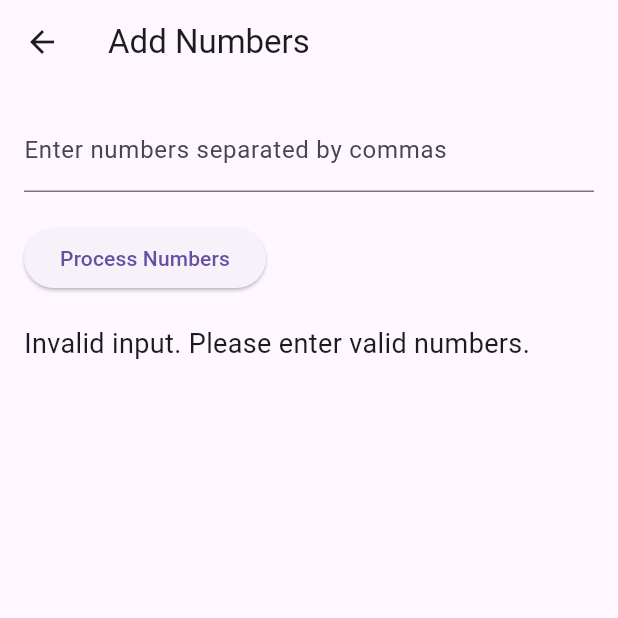
After one commit to edilsonribeirojr/fpfchallenge, a Flutter app: the AddNumberScreen screen opened directly, after a tap on "Process Numbers", on a phone screen of 412 x 824 dp, the top half of it. The commit adds this screen. Run offline on Flutter 3.47's test engine with Material 3 defaults, Android fonts, the phone set to English and light mode, and no system bars; our stand-ins replace shared_preferences; accounts and stored records are empty.

Commit message:
Implementação das partes 2 e 3

```diff
--- /dev/null
+++ b/lib/screens/add_number_screen.dart
@@ -0,0 +1,68 @@
+import 'package:flutter/material.dart';
+import 'package:fpf_project/utils/list_function.dart'; // Importa a função analyzeList
+
+class AddNumberScreen extends StatefulWidget {
+  const AddNumberScreen({super.key});
+
+  @override
+  AddNumberScreenState createState() => AddNumberScreenState(); // Alterado aqui
+}
+
+class AddNumberScreenState extends State<AddNumberScreen> {  // Alterado aqui
+  final TextEditingController _numberController = TextEditingController();
+  String _result = '';
+
+  void _processNumbers() {
+    String input = _numberController.text;
+    List<String> numberStrings = input.split(',');
+    List<int> numbers = [];
+
+    // Converte a lista de strings para inteiros
+    for (var number in numberStrings) {
+      int? parsedNumber = int.tryParse(number.trim());
+      if (parsedNumber != null) {
+        numbers.add(parsedNumber);
+      }
+    }
+
+    // Chama a função analyzeList para calcular o menor, maior e a soma
+    if (numbers.isNotEmpty) {
+      final result = analyzeList(numbers);
+
+      setState(() {
+        _result = 'Smallest: ${result['smallest']}, Largest: ${result['largest']}, Sum: ${result['sum']}';
+      });
+    } else {
+      setState(() {
+        _result = 'Invalid input. Please enter valid numbers.';
+      });
+    }
+  }
+
+  @override
+  Widget build(BuildContext context) {
+    return Scaffold(
+      appBar: AppBar(title: Text('Add Numbers')),
+      body: Padding(
+        padding: const EdgeInsets.all(16.0),
+        child: Column(
+          crossAxisAlignment: CrossAxisAlignment.start,
+          children: [
+            TextField(
+              controller: _numberController,
+              decoration: InputDecoration(labelText: 'Enter numbers separated by commas'),
+              keyboardType: TextInputType.number,
+            ),
+            SizedBox(height: 20),
+            ElevatedButton(
+              onPressed: _processNumbers,
+              child: Text('Process Numbers'),
+            ),
+            SizedBox(height: 20),
+            Text(_result, style: TextStyle(fontSize: 18)),
+          ],
+        ),
+      ),
+    );
+  }
+}
--- a/lib/screens/cat_fact_screen.dart
+++ b/lib/screens/cat_fact_screen.dart
@@ -3,6 +3,8 @@ import 'package:http/http.dart' as http;
 import 'dart:convert';
 
 class CatFactScreen extends StatefulWidget {
+  const CatFactScreen({super.key});
+
   @override
   CatFactScreenState createState() => CatFactScreenState();
 }
--- a/lib/utils/parte1.dart
+++ b/lib/utils/list_function.dart
@@ -1,5 +1,4 @@
-Map <String, int> analyzeList(List<int> numbers)
- {
+Map<String, int> analyzeList(List<int> numbers) {
   int smallest = numbers[0];
   int largest = numbers[0];
   int sum = 0;
@@ -15,6 +14,6 @@ Map <String, int> analyzeList(List<int> numbers)
     'largest': largest,
     'sum': sum,
   };
- }
+}
 
 void main() {}
```
Also changed, not shown: lib/main.dart (+55 -18 lines), 2 other files.
